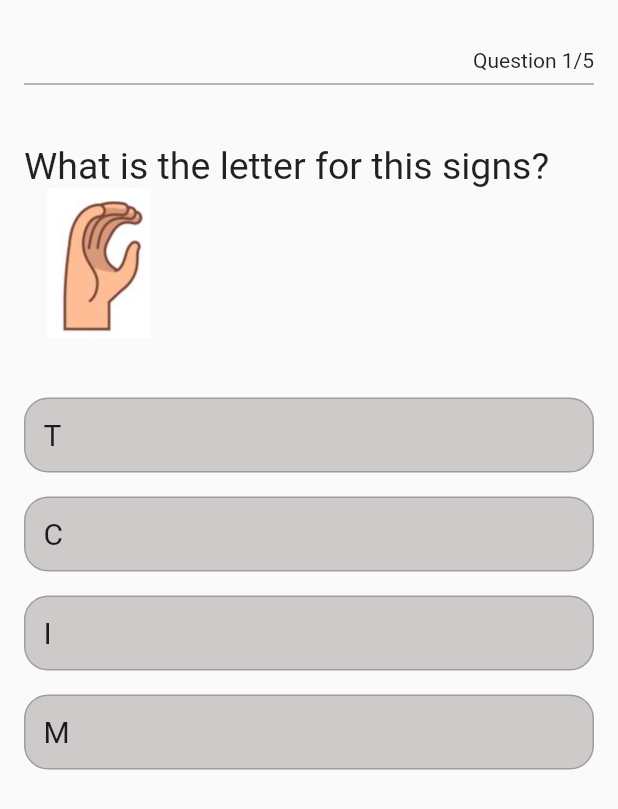
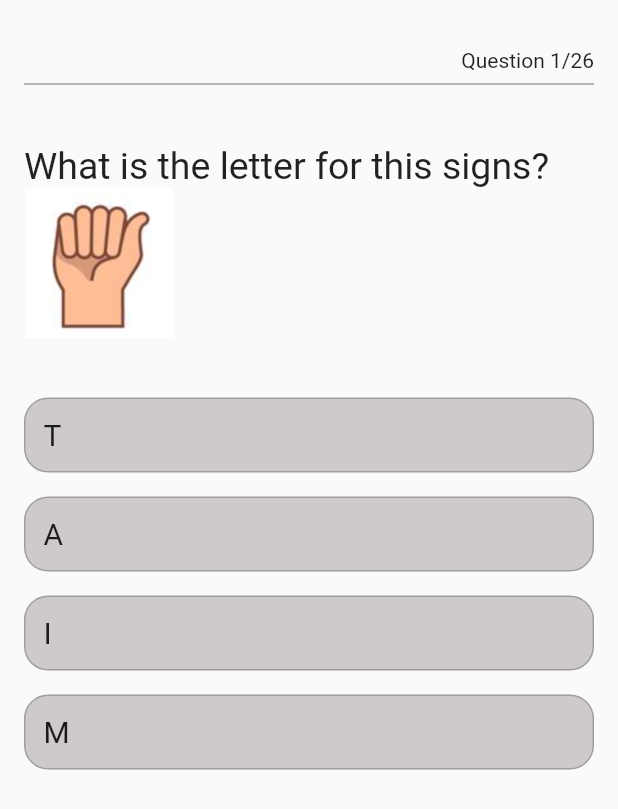
Before and after one commit to JariP5/ASL, a Flutter app: the QuestionWidget widget shown alone on an empty page, opened directly, swiped to page 3, on a phone screen of 412 x 824 dp. Shown: the top 809 px of the screen. Run offline on Flutter 3.47's test engine with Material 2 defaults, Android fonts, the phone set to English and light mode, and no system bars.

Commit message:
Add some questions to quiz and had support for new questions in quizScreen

```diff
--- a/lib/quiz.dart
+++ b/lib/quiz.dart
@@ -41,9 +41,9 @@ List<Question> questions = [
     text: 'What is the letter for this signs?',
     options: [
       const Option(text: 'J', isCorrect: false),
-      const Option(text: 'B', isCorrect: true),
       const Option(text: 'K', isCorrect: false),
       const Option(text: 'P', isCorrect: false),
+      const Option(text: 'B', isCorrect: true),
     ],
     imagePath: 'images/b.png',
   ),
@@ -51,18 +51,18 @@ List<Question> questions = [
     text: 'What is the letter for this signs?',
     options: [
       const Option(text: 'T', isCorrect: false),
-      const Option(text: 'C', isCorrect: true),
+      const Option(text: 'A', isCorrect: true),
       const Option(text: 'I', isCorrect: false),
       const Option(text: 'M', isCorrect: false),
     ],
-    imagePath: 'images/c.png',
+    imagePath: 'images/a.png',
   ),
   Question(
     text: 'What is the letter for this signs?',
     options: [
       const Option(text: 'A', isCorrect: false),
+      const Option(text: 'Z', isCorrect: false),
       const Option(text: 'Q', isCorrect: true),
-      const Option(text: 'Z', isCorrect: false),
       const Option(text: 'X', isCorrect: false),
     ],
     imagePath: 'images/q.png',
@@ -70,12 +70,22 @@ List<Question> questions = [
   Question(
     text: 'What is the letter for this signs?',
     options: [
+      const Option(text: 'W', isCorrect: true),
       const Option(text: 'Q', isCorrect: false),
-      const Option(text: 'W', isCorrect: true),
       const Option(text: 'E', isCorrect: false),
       const Option(text: 'R', isCorrect: false),
     ],
     imagePath: 'images/w.png',
+  ),
+  Question(
+    text: 'What is the letter for this signs?',
+    options: [
+      const Option(text: 'O', isCorrect: true),
+      const Option(text: 'G', isCorrect: false),
+      const Option(text: 'J', isCorrect: false),
+      const Option(text: 'H', isCorrect: false),
+    ],
+    imagePath: 'images/o.png',
   ),
   Question(
     text: 'What is the letter for this signs?',
@@ -90,21 +100,191 @@ List<Question> questions = [
   Question(
     text: 'What is the letter for this signs?',
     options: [
+      const Option(text: 'X', isCorrect: false),
+      const Option(text: 'C', isCorrect: false),
+      const Option(text: 'J', isCorrect: true),
+      const Option(text: 'A', isCorrect: false),
+    ],
+    imagePath: 'images/j.png',
+  ),
+  Question(
+    text: 'What is the letter for this signs?',
+    options: [
       const Option(text: 'P', isCorrect: false),
-      const Option(text: 'L', isCorrect: true),
       const Option(text: 'M', isCorrect: false),
       const Option(text: 'K', isCorrect: false),
+      const Option(text: 'L', isCorrect: true),
     ],
     imagePath: 'images/l.png',
   ),
   Question(
     text: 'What is the letter for this signs?',
     options: [
-      const Option(text: 'F', isCorrect: false),
+      const Option(text: 'O', isCorrect: false),
       const Option(text: 'V', isCorrect: true),
       const Option(text: 'B', isCorrect: false),
       const Option(text: 'N', isCorrect: false),
     ],
     imagePath: 'images/v.png',
   ),
+  Question(
+    text: 'What is the letter for this signs?',
+    options: [
+      const Option(text: 'X', isCorrect: false),
+      const Option(text: 'G', isCorrect: false),
+      const Option(text: 'D', isCorrect: true),
+      const Option(text: 'Y', isCorrect: false),
+    ],
+    imagePath: 'images/d.png',
+  ),
+  Question(
+    text: 'What is the letter for this signs?',
+    options: [
+      const Option(text: 'T', isCorrect: true),
+      const Option(text: 'W', isCorrect: false),
+      const Option(text: 'H', isCorrect: false),
+      const Option(text: 'Z', isCorrect: false),
+    ],
+    imagePath: 'images/t.png',
+  ),
+  Question(
+    text: 'What is the letter for this signs?',
+    options: [
+      const Option(text: 'E', isCorrect: true),
+      const Option(text: 'V', isCorrect: false),
+      const Option(text: 'D', isCorrect: false),
+      const Option(text: 'O', isCorrect: false),
+    ],
+    imagePath: 'images/e.png',
+  ),
+  Question(
+    text: 'What is the letter for this signs?',
+    options: [
+      const Option(text: 'I', isCorrect: false),
+      const Option(text: 'S', isCorrect: false),
+      const Option(text: 'H', isCorrect: true),
+      const Option(text: 'G', isCorrect: false),
+    ],
+    imagePath: 'images/h.png',
+  ),
+  Question(
+    text: 'What is the letter for this signs?',
+    options: [
+      const Option(text: 'D', isCorrect: false),
+      const Option(text: 'I', isCorrect: false),
+      const Option(text: 'V', isCorrect: false),
+      const Option(text: 'M', isCorrect: true),
+    ],
+    imagePath: 'images/m.png',
+  ),
+  Question(
+    text: 'What is the letter for this signs?',
+    options: [
+      const Option(text: 'J', isCorrect: true),
+      const Option(text: 'K', isCorrect: false),
+      const Option(text: 'W', isCorrect: false),
+      const Option(text: 'Y', isCorrect: false),
+    ],
+    imagePath: 'images/f.png',
+  ),
+  Question(
+    text: 'What is the letter for this signs?',
+    options: [
+      const Option(text: 'K', isCorrect: false),
+      const Option(text: 'A', isCorrect: false),
+      const Option(text: 'B', isCorrect: false),
+      const Option(text: 'G', isCorrect: true),
+    ],
+    imagePath: 'images/g.png',
+  ),
+  Question(
+    text: 'What is the letter for this signs?',
+    options: [
+      const Option(text: 'H', isCorrect: false),
+      const Option(text: 'I', isCorrect: false),
+      const Option(text: 'P', isCorrect: false),
+      const Option(text: 'Z', isCorrect: true),
+    ],
+    imagePath: 'images/z.png',
+  ),
+  Question(
+    text: 'What is the letter for this signs?',
+    options: [
+      const Option(text: 'B', isCorrect: false),
+      const Option(text: 'N', isCorrect: false),
+      const Option(text: 'R', isCorrect: false),
+      const Option(text: 'I', isCorrect: true),
+    ],
+    imagePath: 'images/i.png',
+  ),
+  Question(
+    text: 'What is the letter for this signs?',
+    options: [
+      const Option(text: 'O', isCorrect: false),
+      const Option(text: 'P', isCorrect: false),
+      const Option(text: 'T', isCorrect: false),
+      const Option(text: 'N', isCorrect: true),
+    ],
+    imagePath: 'images/n.png',
+  ),
+  Question(
+    text: 'What is the letter for this signs?',
+    options: [
+      const Option(text: 'K', isCorrect: true),
+      const Option(text: 'Q', isCorrect: false),
+      const Option(text: 'I', isCorrect: false),
+      const Option(text: 'O', isCorrect: false),
+    ],
+    imagePath: 'images/k.png',
+  ),
+  Question(
+    text: 'What is the letter for this signs?',
+    options: [
+      const Option(text: 'D', isCorrect: false),
+      const Option(text: 'K', isCorrect: false),
+      const Option(text: 'J', isCorrect: true),
+      const Option(text: 'Y', isCorrect: false),
+    ],
+    imagePath: 'images/r.png',
+  ),
+  Question(
+    text: 'What is the letter for this signs?',
+    options: [
+      const Option(text: 'S', isCorrect: false),
+      const Option(text: 'P', isCorrect: true),
+      const Option(text: 'U', isCorrect: false),
+      const Option(text: 'A', isCorrect: false),
+    ],
+    imagePath: 'images/p.png',
+  ),
+  Question(
+    text: 'What is the letter for this signs?',
+    options: [
+      const Option(text: 'C', isCorrect: false),
+      const Option(text: 'K', isCorrect: false),
+      const Option(text: 'V', isCorrect: false),
+      const Option(text: 'U', isCorrect: true),
+    ],
+    imagePath: 'images/u.png',
+  ),
+  Question(
+    text: 'What is the letter for this signs?',
+    options: [
+      const Option(text: 'R', isCorrect: false),
+      const Option(text: 'O', isCorrect: false),
+      const Option(text: 'X', isCorrect: true),
+      const Option(text: 'V', isCorrect: false),
+    ],
+    imagePath: 'images/x.png',
+  ),
+  Question(
+    text: 'What is the letter for this signs?',
+    options: [
+      const Option(text: 'N', isCorrect: false),
+      const Option(text: 'F', isCorrect: false),
+      const Option(text: 'S', isCorrect: true),
+      const Option(text: 'M', isCorrect: false),
+    ],
+    imagePath: 'images/s.png',
+  ),
 ];
--- a/lib/quizScreen.dart
+++ b/lib/quizScreen.dart
@@ -63,7 +63,7 @@ class _QuestionWidgetState extends State<QuestionWidget> {
         crossAxisAlignment: CrossAxisAlignment.end,
         children: [
           const SizedBox(height: 32),
-          Text('Question $_questionNumber/5'),
+          Text('Question $_questionNumber/26'),
           const Divider(thickness: 1, color: Colors.grey),
           Expanded(
             child: PageView.builder(
@@ -121,7 +121,7 @@ class _QuestionWidgetState extends State<QuestionWidget> {
   ElevatedButton buildElevatedButton() {
     return ElevatedButton(
         onPressed: () {
-          if (_questionNumber < 5) {
+          if (_questionNumber < 26) {
             _controller.nextPage(
               duration: const Duration(milliseconds: 250),
               curve: Curves.easeInExpo,
@@ -141,7 +141,7 @@ class _QuestionWidgetState extends State<QuestionWidget> {
           }
         },
         child: Text(
-          _questionNumber < 5 ? 'Next Question' : 'See Results',
+          _questionNumber < 26 ? 'Next Question' : 'See Results',
         ));
   }
 }
@@ -229,8 +229,8 @@ class ResultPage extends StatelessWidget {
   Widget build(BuildContext context) {
     return Scaffold(
       body: Column(mainAxisSize: MainAxisSize.min, children: <Widget>[
-        Text('You got $score/5'),
-        const SizedBox(height: 400),
+        Text('You got $score/26'),
+        const SizedBox(height: 400, width: 20),
         ElevatedButton(
           child: Text('Return'),
           onPressed: () {
```
